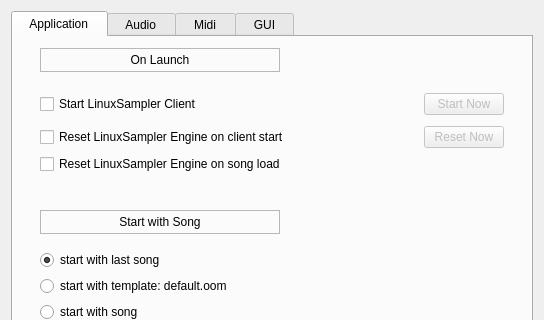
Old version of the form oom/widgets/gensetbase.ui in the repository ccherrett/oom; both pictures show x 0 to 544 and y 0 to 320 of the 544 by 547 pixel window.
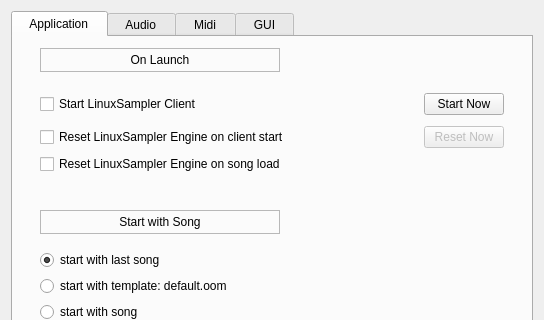
New version of the form.

```diff
--- a/oom/widgets/gensetbase.ui
+++ b/oom/widgets/gensetbase.ui
@@ -159,7 +159,16 @@
             <item>
              <widget class="QPushButton" name="btnStartLSClient">
               <property name="enabled">
-               <bool>false</bool>
+               <bool>true</bool>
+              </property>
+              <property name="sizePolicy">
+               <sizepolicy hsizetype="Fixed" vsizetype="Fixed">
+                <horstretch>0</horstretch>
+                <verstretch>0</verstretch>
+               </sizepolicy>
+              </property>
+              <property name="toolTip">
+               <string>Start/Stop LinuxSampler client</string>
               </property>
               <property name="text">
                <string>Start Now</string>
```
Left out of the diff: 3 changed lines with no effect on the pictures.
